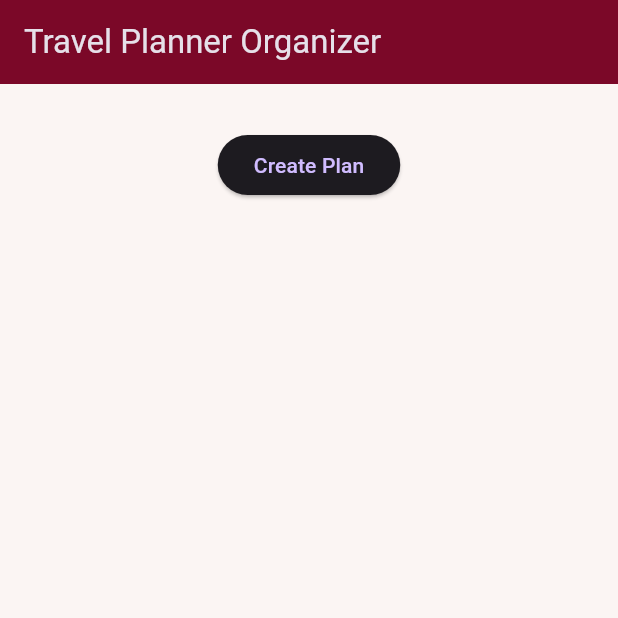
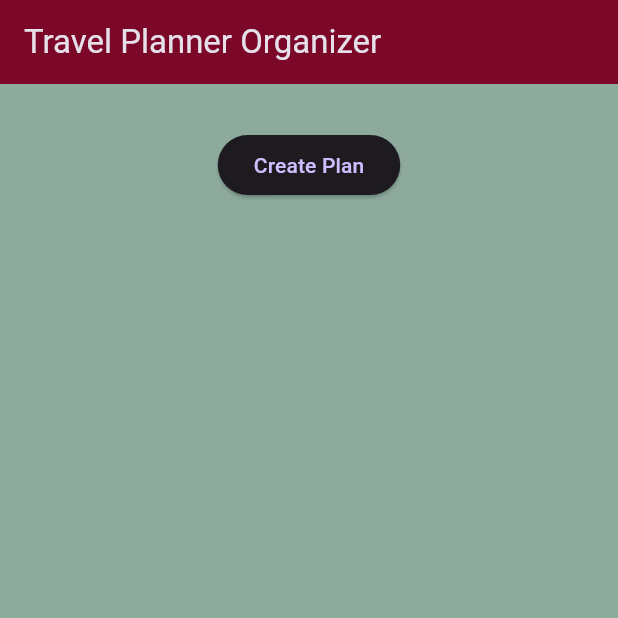
Before and after one commit to williams-esthera/travel_planner, a Flutter app: the screen it shows after launch, on a phone screen of 412 x 824 dp, the top half of it. Run offline on Flutter 3.47's test engine with Material 3 defaults, Android fonts, the light colour scheme and no system bars.

Commit message:
submit apk and small tweaks

```diff
--- a/lib/main.dart
+++ b/lib/main.dart
@@ -5,6 +5,8 @@
   static const Color background2 = Color(0xFFFBF5F3);
   static const Color accent1 = Color(0xFF522B47);
   static const Color accent2 = Color(0xFF7B0828);
+  static const Color accent3 = Color(0xFFF18F01);
+  static const Color accent4 = Color(0xFFF26430);
   static const Color text = Colors.white;
   static const Color text2 = Colors.black;
 }
@@ -22,7 +24,7 @@
     return MaterialApp(
       title: 'Adoption and Travel Planner',
       theme: ThemeData(
-        scaffoldBackgroundColor: AppColors.background2,
+        scaffoldBackgroundColor: AppColors.background,
         primarySwatch: Colors.red,
         brightness: Brightness.dark,
       ),
@@ -82,6 +84,7 @@
     });
   }
 
+//edits plan when you long
   void editPlan(int index) {
     setState(() {
       if (_nameCtrl.text.isNotEmpty && _descriptionCtrl.text.isNotEmpty) {
@@ -114,6 +117,7 @@
             const SizedBox(height: 30),
             ElevatedButton(
               child: const Text("Create Plan"),
+              //Creates pop-up modal for creating a plan
               onPressed: () {
                 showDialog(
                   context: context,
@@ -214,6 +218,7 @@
                 );
               },
             ),
+            const SizedBox(height: 10),
             Expanded(
               child: ListView.separated(
                 itemCount: plans.length,
@@ -228,7 +233,7 @@
                         _descriptionCtrl.text = plans[index].description;
                         selectedDate = plans[index].date;
                       });
-
+                      //creates a pop-up modal for editing plan
                       showDialog(
                         context: context,
                         builder:
@@ -347,7 +352,7 @@
                         title: Text(plans[index].name),
                         tileColor: plans[index].tileColor,
                         subtitle: Text(
-                          "${plans[index].description} \n  ${dateToText(plans[index].date)}",
+                          "${plans[index].description} \n${dateToText(plans[index].date)}",
                         ),
                         onTap: () {
                           setState(() {
--- a/pubspec.yaml
+++ b/pubspec.yaml
@@ -30,6 +30,7 @@ environment:
 dependencies:
   flutter:
     sdk: flutter
+
 
   # The following adds the Cupertino Icons font to your application.
   # Use with the CupertinoIcons class for iOS style icons.
```
